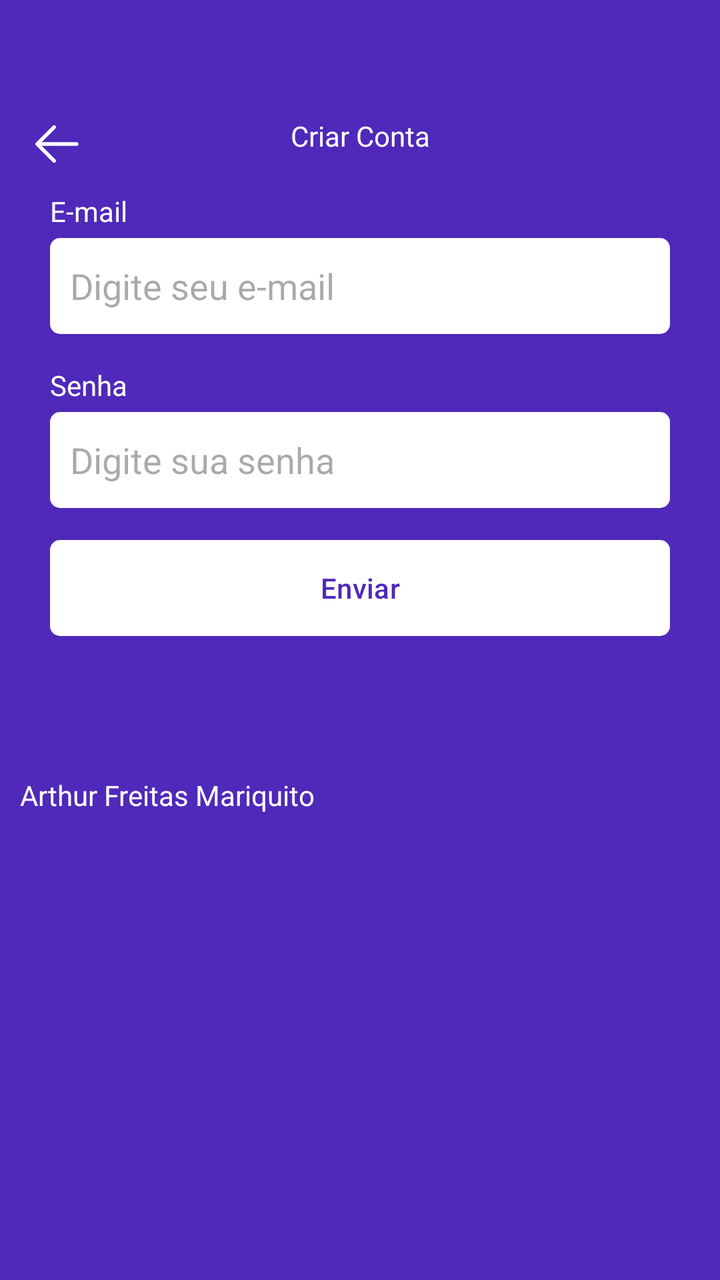
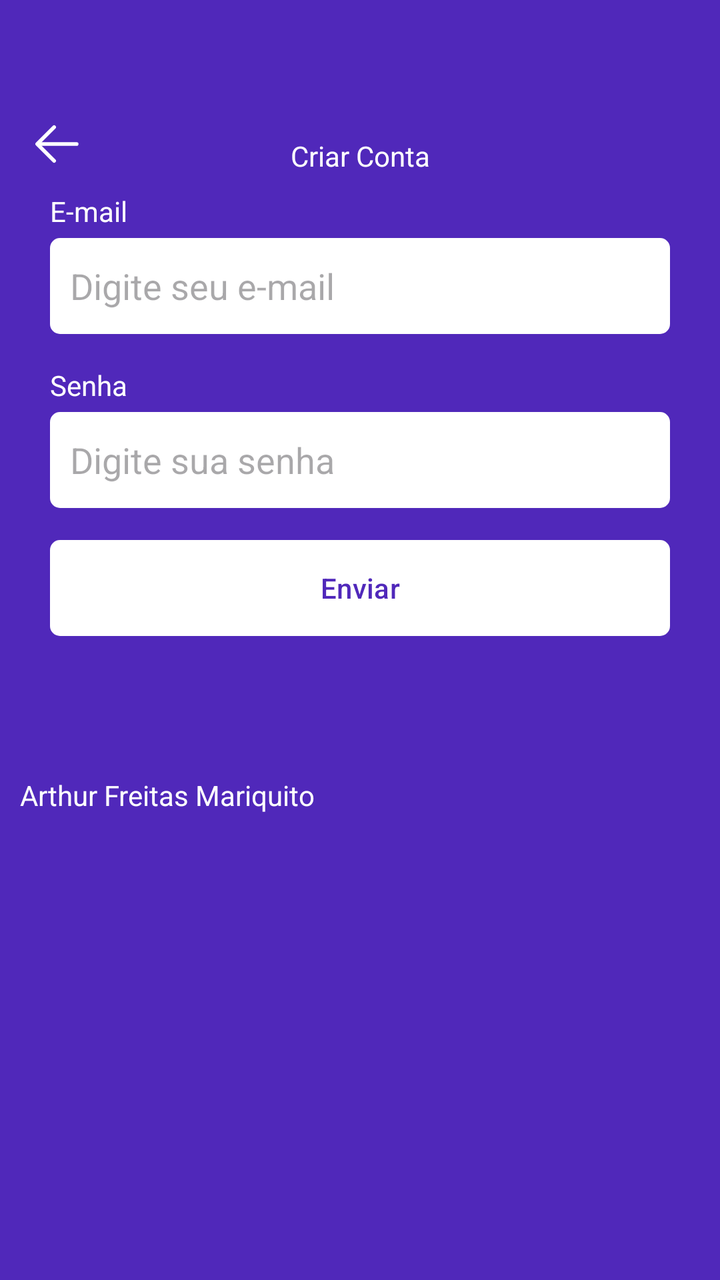

Two renders of the same Android screen: before a commit and after it. Below are the layout's source before the change and the commit's diff.
<!-- AndroidManifest.xml: application theme Theme.Atividade5 -->
<!-- res/layout/fragment_register.xml -->
<?xml version="1.0" encoding="utf-8"?>
<ScrollView xmlns:android="http://schemas.android.com/apk/res/android"
    xmlns:tools="http://schemas.android.com/tools"
    xmlns:app="http://schemas.android.com/apk/res-auto"
    android:layout_width="match_parent"
    android:layout_height="match_parent"
    tools:context=".ui.auth.RegisterFragment"
    android:background="@color/color_default"
    android:fillViewport="true">

    <LinearLayout
        android:layout_width="match_parent"
        android:layout_height="wrap_content"
        android:orientation="vertical"
        android:id="@+id/linearLayout">

        <com.google.android.material.appbar.MaterialToolbar
            android:layout_width="match_parent"
            android:layout_height="wrap_content"
            app:navigationIcon="@drawable/ic_back"

            android:paddingTop="40dp">

            <TextView
                android:layout_width="wrap_content"
                android:layout_height="wrap_content"
                android:text="Criar Conta"
                android:textColor="@color/white"
                android:layout_gravity="center_horizontal" />
        </com.google.android.material.appbar.MaterialToolbar>

        <LinearLayout
            android:id="@+id/linearLayout2"
            android:layout_width="match_parent"
            android:layout_height="wrap_content"
            android:orientation="vertical"
            android:layout_marginHorizontal="25dp">

            <TextView
                android:layout_width="wrap_content"
                android:layout_height="wrap_content"
                android:text="E-mail"
                android:textColor="@color/white" />

            <EditText
                android:layout_width="match_parent"
                android:layout_height="48dp"
                android:hint="Digite seu e-mail"
                android:inputType="textEmailAddress"
                android:padding="10dp"
                android:layout_marginTop="4dp"
                android:background="@drawable/bg_edit_text" />

            <TextView
                android:layout_width="wrap_content"
                android:layout_height="wrap_content"
                android:text="Senha"
                android:textColor="@color/white"
                android:layout_marginTop="16dp" />

            <EditText
                android:layout_width="match_parent"
                android:layout_height="48dp"
                android:inputType="textPassword"
                android:hint="Digite sua senha"
                android:padding="10dp"
                android:layout_marginTop="4dp"
                android:background="@drawable/bg_edit_text" />

            <com.google.android.material.button.MaterialButton
                android:layout_width="match_parent"
                android:layout_height="wrap_content"
                android:text="Enviar"
                android:textColor="@color/color_default"
                app:backgroundTint="@null"
                android:layout_marginTop="16dp"
                android:background="@drawable/bg_btn" />

            <LinearLayout
                android:layout_width="match_parent"
                android:layout_height="wrap_content"
                android:orientation="horizontal"
                android:layout_marginTop="4dp" />

            <ProgressBar
                android:layout_width="wrap_content"
                android:layout_height="wrap_content"
                android:id="@+id/progressbar"
                android:indeterminateTint="@color/white"
                android:layout_gravity="center"
                android:layout_marginTop="8dp"
                android:visibility="invisible"
                tools:visibility="visible"/>

        </LinearLayout>
        <TextView
            android:id="@+id/textView"
            android:layout_width="wrap_content"
            android:layout_height="wrap_content"
            android:text="Arthur Freitas Mariquito"
            android:textColor="@color/white"
            android:padding="10dp"
            app:layout_constraintBottom_toBottomOf="parent"
            app:layout_constraintStart_toStartOf="parent" />

    </LinearLayout>

</ScrollView>
<!-- resources referenced by this layout -->
<resources>
  <color name="color_default">#5028BA</color>
  <color name="white">#FFFFFFFF</color>
  <!-- drawable bg_btn (drawable) -->
  <?xml version="1.0" encoding="utf-8"?>
  <shape xmlns:android="http://schemas.android.com/apk/res/android"
      android:shape="rectangle">
  
      <solid android:color="@color/white"/>
      <corners android:radius="5dp"/>
  
  </shape>
  <!-- drawable bg_edit_text (drawable) -->
  <?xml version="1.0" encoding="utf-8"?>
  <shape xmlns:android="http://schemas.android.com/apk/res/android"
      android:shape="rectangle">
  
      <solid android:color="@color/white"/>
      <corners android:radius="5dp"/>
  
  </shape>
  <!-- drawable ic_back (drawable) -->
  <vector xmlns:android="http://schemas.android.com/apk/res/android" android:height="30dp" android:viewportHeight="1024" android:viewportWidth="1024" android:width="30dp">
        
      <path android:fillColor="#FFFFFF" android:pathData="M224,480h640a32,32 0,1 1,0 64H224a32,32 0,0 1,0 -64z"/>
        
      <path android:fillColor="#FFFFFF" android:pathData="m237.2,512 l265.4,265.3a32,32 0,0 1,-45.3 45.3l-288,-288a32,32 0,0 1,0 -45.3l288,-288a32,32 0,1 1,45.3 45.3L237.2,512z"/>
      
  </vector>
  <style name="Theme.Atividade5" parent="Base.Theme.Atividade5" />
  <style name="Base.Theme.Atividade5" parent="Theme.Material3.DayNight.NoActionBar">
          
          
          <item name="colorPrimary">@color/color_default</item>
          <item name="colorSecondary">@color/color_default</item> --&gt;
          <item name="android:windowBackground">@color/color_default</item>
      </style>
</resources>

<!-- the commit's change to res/layout/fragment_register.xml (unified diff, before → after) -->
@@ -15,18 +15,21 @@
         android:id="@+id/linearLayout">
 
         <com.google.android.material.appbar.MaterialToolbar
+            android:id="@+id/toolbar"
             android:layout_width="match_parent"
             android:layout_height="wrap_content"
             app:navigationIcon="@drawable/ic_back"
-
-            android:paddingTop="40dp">
+            android:paddingTop="40dp"
+            >
 
             <TextView
                 android:layout_width="wrap_content"
                 android:layout_height="wrap_content"
                 android:text="Criar Conta"
                 android:textColor="@color/white"
-                android:layout_gravity="center_horizontal" />
+                android:layout_gravity="center_horizontal"
+                android:paddingTop="20dp"/>
+
         </com.google.android.material.appbar.MaterialToolbar>
 
         <LinearLayout
<!-- resource entries referenced after the edit -->
@@ -33,7 +33,7 @@
           
           
           <item name="colorPrimary">@color/color_default</item>
-          <item name="colorSecondary">@color/color_default</item> --&gt;
+          <item name="colorSecondary">@color/color_default</item>
           <item name="android:windowBackground">@color/color_default</item>
       </style>
 </resources>
